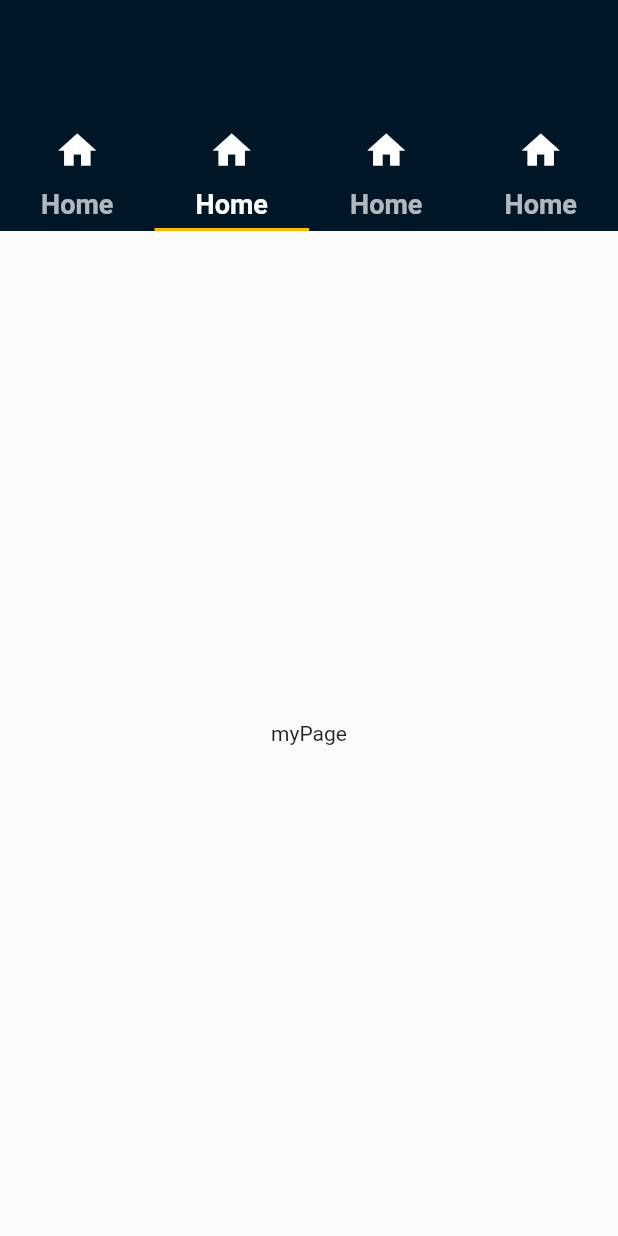
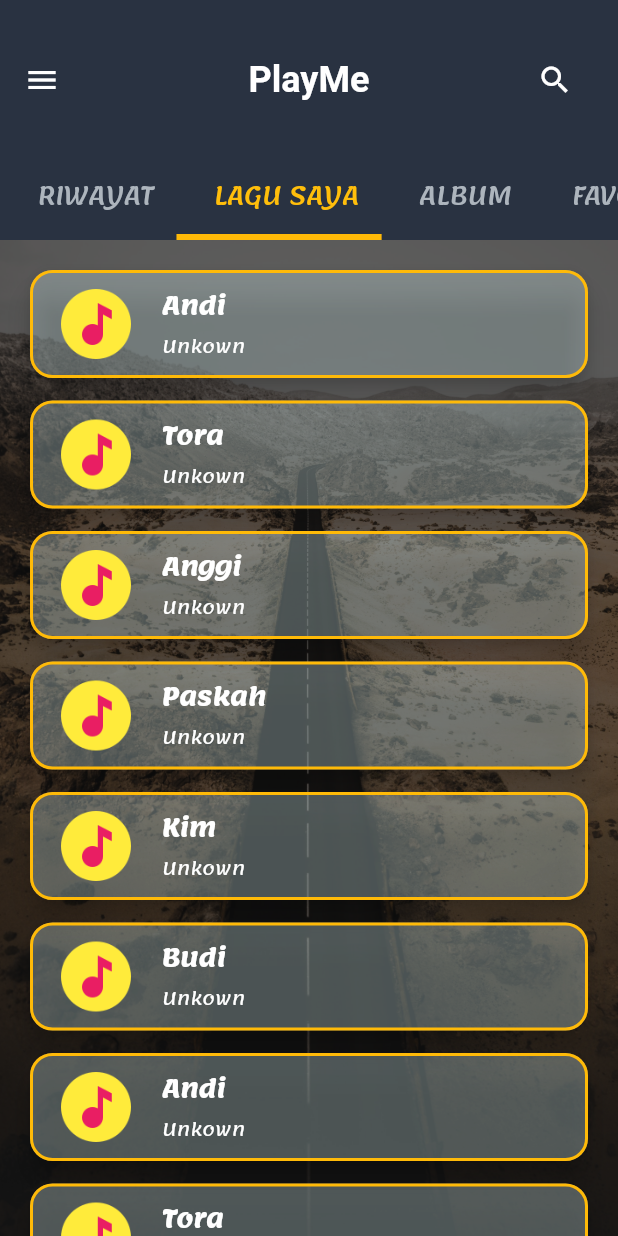
Before and after one commit to arifgea08/playme, a Flutter app: the screen it shows after launch, tab 2 chosen, on a phone screen of 412 x 824 dp. Run offline on Flutter 3.47's test engine with Material 2 defaults, Android fonts, the phone set to English and light mode, and no system bars.

Commit message:
ubah tampilan, tambah page

```diff
--- a/lib/homePage.dart
+++ b/lib/homePage.dart
@@ -1,6 +1,9 @@
 import 'package:flutter/material.dart';
 import 'package:playme/ui/cons.dart';
-import 'package:playme/ui/homeScreen.dart';
+import 'package:playme/ui/album.dart';
+import 'package:playme/ui/favorit.dart';
+import 'package:playme/ui/laguSaya.dart';
+import 'package:playme/ui/riwayat.dart';
 
 class HomePage extends StatefulWidget {
   @override
@@ -11,45 +14,49 @@ class _HomePageState extends State<HomePage> {
   @override
   Widget build(BuildContext context) {
     return Scaffold(
+      drawer: Drawer(),
       appBar: AppBar(
-          toolbarHeight: 80,
+          title: Text('PlayMe', style: styleku),
+          centerTitle: true,
+          titleSpacing: 2.0,
+          actions: [
+            Icon(Icons.search, size: 24.0, color: texticonColor),
+            SizedBox(width: 30.0),
+          ],
+          toolbarHeight: 110,
           elevation: 0,
-          backgroundColor: Color(0xFF011627),
+          backgroundColor: Color(0xFF293241),
           bottom: TabBar(
+            unselectedLabelColor: Color(0xFFadb5bd),
+            indicatorWeight: 4.0,
+            labelPadding: EdgeInsets.only(left: 25, right: 15, bottom: 3),
+            labelColor: Color(0xFFffbe0b),
+            isScrollable: true,
+            labelStyle: TextStyle(fontSize: 16, fontFamily: 'LemonadaFont'),
             tabs: [
-              Tab(
-                icon: Icon(Icons.home, size: 30.0, color: texticonColor),
-                child:
-                    Text('Home', style: TextStyle(fontWeight: FontWeight.bold, fontSize: 18)),
-              ),
-
-              Tab(
-                icon: Icon(Icons.home, size: 30.0, color: texticonColor),
-                child:
-                    Text('Home', style: TextStyle(fontWeight: FontWeight.bold, fontSize: 18)),
-              ),
-
-              Tab(
-                icon: Icon(Icons.home, size: 30.0, color: texticonColor),
-                child:
-                    Text('Home', style: TextStyle(fontWeight: FontWeight.bold, fontSize: 18)),
-              ),
-
-              Tab(
-                icon: Icon(Icons.home, size: 30.0, color: texticonColor),
-                child:
-                    Text('Home', style: TextStyle(fontWeight: FontWeight.bold, fontSize: 18)),
-              ),
+              Tab(text: 'RIWAYAT'),
+              Tab(text: 'LAGU SAYA'),
+              Tab(text: 'ALBUM'),
+              Tab(text: 'FAVORIT'),
             ],
             indicatorColor: lineColor,
           )),
-      body: TabBarView(
-        children: [
-          HomeScreen(),
-          Center(child: Text('myPage')),
-          Center(child: Text('myPage')),
-          Center(child: Text('myPage')),
-        ],
+      body: Container(
+        decoration: BoxDecoration(
+            image: DecorationImage(
+          image: AssetImage('assets/bg1.jpg'),
+          fit: BoxFit.cover,
+          colorFilter: ColorFilter.mode(
+              Colors.black.withOpacity(0.6),BlendMode.luminosity),
+        )),
+        child: TabBarView(
+          children: [
+            Riwayat(),
+            LaguSaya(),
+            Album(),
+            Favorit(),
+          ],
+        ),
       ),
     );
   }
--- /dev/null
+++ b/lib/ui/album.dart
@@ -0,0 +1,15 @@
+import 'package:flutter/material.dart';
+
+class Album extends StatefulWidget {
+  @override
+  _AlbumState createState() => _AlbumState();
+}
+
+class _AlbumState extends State<Album> {
+  @override
+  Widget build(BuildContext context) {
+    return Container(
+      color: Colors.transparent,
+    );
+  }
+}
--- a/lib/ui/cons.dart
+++ b/lib/ui/cons.dart
@@ -3,4 +3,29 @@ import 'package:flutter/material.dart';
 const bgColor = Color(0xFFffba08);
 const texticonColor = Colors.white;
 const lineColor = Color(0xFFffba08);
-//const bgColor = Color(0xFF2ec4b6);
+const bgColor1 = Color(0xFF2ec4b6);
+
+const bggraColor = LinearGradient(
+  colors: [
+    Color(0xFFbfd200),
+    Color(0xFF80b918),
+    Color(0xFF80b918),
+    Color(0xFF80b918),
+    Color(0xFFbfd200),
+  ],
+);
+
+const TextStyle styleku =
+    TextStyle(fontWeight: FontWeight.bold, fontSize: 24.0);
+
+const TextStyle stylelisttitle = TextStyle(
+    fontWeight: FontWeight.bold,
+    fontSize: 16.0,
+    fontFamily: 'LemonadaFont',
+    color: texticonColor);
+
+const TextStyle styleSub = TextStyle(
+    //fontWeight: FontWeight.bold,
+    fontSize: 12.0,
+    fontFamily: 'LemonadaFont',
+    color: texticonColor);
--- /dev/null
+++ b/lib/ui/favorit.dart
@@ -0,0 +1,15 @@
+import 'package:flutter/material.dart';
+
+class Favorit extends StatefulWidget {
+  @override
+  _FavoritState createState() => _FavoritState();
+}
+
+class _FavoritState extends State<Favorit> {
+  @override
+  Widget build(BuildContext context) {
+    return Container(
+      color: Colors.transparent,
+    );
+  }
+}
--- a/lib/ui/homeScreen.dart
+++ /dev/null
@@ -1,23 +0,0 @@
-import 'package:flutter/material.dart';
-
-class HomeScreen extends StatefulWidget {
-  @override
-  _HomeScreenState createState() => _HomeScreenState();
-}
-
-class _HomeScreenState extends State<HomeScreen> {
-  @override
-  Widget build(BuildContext context) {
-
-    final size = MediaQuery.of(context).size;
-
-    return Stack(
-      children: [
-        Container(
-          height: MediaQuery.of(context).size.height*0.3,
-          color: Color(0xFF011627),
-        )
-      ],
-    );
-  }
-}
--- /dev/null
+++ b/lib/ui/laguSaya.dart
@@ -0,0 +1,70 @@
+import 'package:flutter/material.dart';
+import 'package:playme/ui/cons.dart';
+import 'package:playme/ui/playScreen.dart';
+
+class LaguSaya extends StatefulWidget {
+  @override
+  _LaguSayaState createState() => _LaguSayaState();
+}
+
+class _LaguSayaState extends State<LaguSaya> {
+  List<String> kata = [
+    'Andi',
+    'Tora',
+    'Anggi',
+    'Paskah',
+    'Kim',
+    'Budi',
+    'Andi',
+    'Tora',
+    'Anggi',
+    'Paskah',
+    'Kim',
+    'Budi',
+  ];
+
+  @override
+  Widget build(BuildContext context) {
+    return Container(
+      width: MediaQuery.of(context).size.width / 8,
+      child: Hero(
+        tag: 'play',
+        child: ListView.builder(
+            padding: EdgeInsets.all(20),
+            itemCount: kata.length,
+            itemBuilder: (BuildContext context, int index) {
+              final text = kata[index].toString();
+              return Card(
+                shape: new RoundedRectangleBorder(
+                  borderRadius: BorderRadius.circular(15),
+                  side: BorderSide(
+                    color: lineColor,
+                    width: 2.0,
+                    style: BorderStyle.solid
+                  ),
+                ),
+                // shape: StadiumBorder(
+                //   side: BorderSide(
+                //     color: Colors.black,
+                //     width: 2.0,
+                //   ),
+                // ),
+                elevation: 7.0,
+                color: Color(0xFFe0fbfc).withOpacity(0.3),
+                margin: EdgeInsets.only(bottom: 15),
+                child: ListTile(
+                    onTap: () {
+                      Navigator.push(
+                          context,
+                          MaterialPageRoute(
+                              builder: (context) => PlayScreen()));
+                    },
+                    subtitle: Text("Unkown", style: styleSub),
+                    leading: Image.asset('assets/music.png'),
+                    title: Text(text, style: stylelisttitle)),
+              );
+            }),
+      ),
+    );
+  }
+}
--- /dev/null
+++ b/lib/ui/playScreen.dart
@@ -0,0 +1,15 @@
+import 'package:flutter/material.dart';
+
+class PlayScreen extends StatefulWidget {
+  @override
+  _PlayScreenState createState() => _PlayScreenState();
+}
+
+class _PlayScreenState extends State<PlayScreen> {
+  @override
+  Widget build(BuildContext context) {
+    return Scaffold(
+      appBar: AppBar(),
+       );
+  }
+}
--- /dev/null
+++ b/lib/ui/riwayat.dart
@@ -0,0 +1,20 @@
+
+import 'package:flutter/material.dart';
+
+class Riwayat extends StatefulWidget {
+  @override
+  _RiwayatState createState() => _RiwayatState();
+}
+
+class _RiwayatState extends State<Riwayat> {
+
+  @override
+  Widget build(BuildContext context) {
+
+    return Container(
+      child: ListView(
+
+      ),
+    );
+  }
+}
```
Also changed, not shown: pubspec.yaml (+8 -8 lines), assets/bg1.jpg (added), assets/music.png (added), fonts/Lemonada-Font.ttf (added), pubspec.lock.
